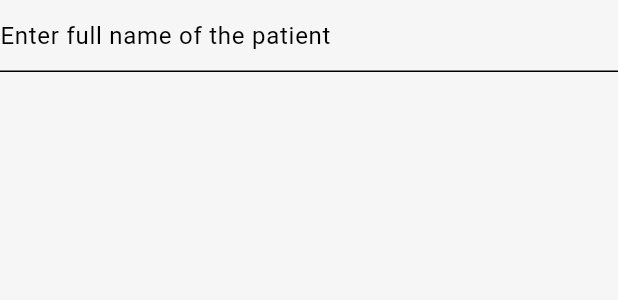
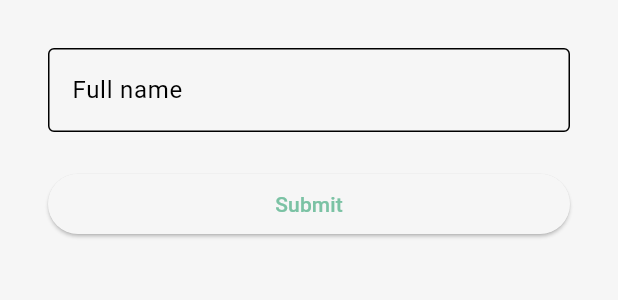
Before and after one commit to SandrAdora/Medic_care_GPS, a Flutter app: the TextFieldForNames widget shown alone on an empty page, opened directly, on a phone screen of 412 x 824 dp. Shown: the top 300 px of the screen. Run offline on Flutter 3.47's test engine with Material 3 defaults, Android fonts, the phone set to English and light mode, and no system bars; network calls fail.

Commit message:
updated the textfield file

```diff
--- a/lib/widgets/textfield_general.dart
+++ b/lib/widgets/textfield_general.dart
@@ -14,24 +14,41 @@ class _TextfieldNamesState extends State<TextFieldForNames>{
   final GlobalKey<FormState> _formKey = GlobalKey<FormState>();
 
   @override
-  Widget build(BuildContext context){
-    return Form(
-      key: _formKey,
-      child: Column(
-        crossAxisAlignment: CrossAxisAlignment.start,
-        children: <Widget>[
-          TextFormField(
-            decoration: const InputDecoration(hintText: 'Enter full name of the patient'),
-            validator:(String? value){
-              if (value == null || value.isEmpty){
-                return 'Please enter full name of the patient';
+  Widget build(BuildContext context) => Center (
+    child: ListView(
+      padding: EdgeInsets.all(32),
+      children: [
+        buildTextField(),
+        const SizedBox(height: 24),
+                  ElevatedButton(
+            onPressed: () {
+              // Validate the form and proceed
+              if (_formKey.currentState?.validate() ?? false) {
+                print("Form is valid. Proceeding...");
+              } else {
+                print("Form is invalid.");
               }
-              return null;
             },
+            child: const Text('Submit'),
           ),
-        ]
-        )
-      );
-  }
+      ],
+    )
+
+  );
+
+  // Crete the Textfields
+  Widget buildTextField() => TextField(
+
+    decoration: InputDecoration(
+      hintText: 'Max Mustermann',
+      labelText: 'Full name',
+      border: OutlineInputBorder(),
+    ),
+    keyboardType: TextInputType.name,
+
+
+    textInputAction: TextInputAction.done,
+
+  );
 
 }
```
